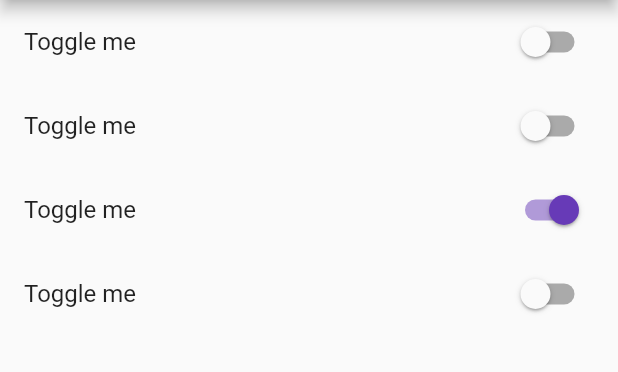
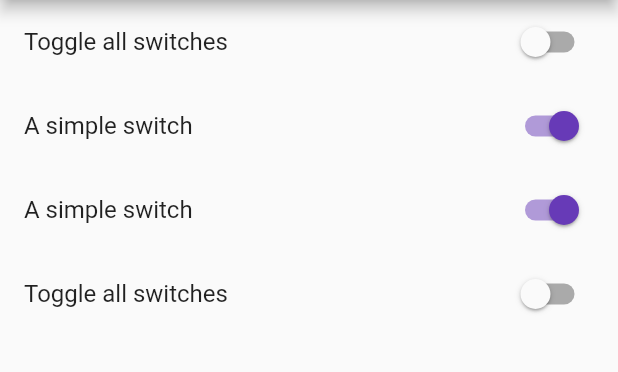
Before and after one commit to Neamar/turn_me_on, a Flutter app: the screen it shows after launch, on a phone screen of 412 x 824 dp, the part 84-456 px from its top. Run offline on Flutter 3.47's test engine with Material 2 defaults, Android fonts, the phone set to English and light mode, and no system bars.

Commit message:
Implement logic for SWITCH_ALL and TOGGLE

```diff
--- a/lib/main.dart
+++ b/lib/main.dart
@@ -15,7 +15,7 @@ class MyApp extends StatelessWidget {
         appBar: AppBar(
           title: Text("Turn me on"),
         ),
-        body: Level(toggles: 'TTTT', initialState: '0010'),
+        body: Level(toggles: '∀TT∀', initialState: '0110'),
       ),
     );
   }
@@ -52,7 +52,9 @@ class _LevelState extends State<Level> {
   }
 
   String _switchToggleInState(int toggleIndex, String state) {
-    return state.substring(0, toggleIndex) + _switch(state[toggleIndex]) + state.substring(toggleIndex + 1);
+    return state.substring(0, toggleIndex) +
+        _switch(state[toggleIndex]) +
+        state.substring(toggleIndex + 1);
   }
 
   void _pressToggle(int toggleIndex) {
@@ -61,11 +63,31 @@ class _LevelState extends State<Level> {
       String toggleType = toggles[toggleIndex];
       if (toggleType == TOGGLE) {
         newState = _switchToggleInState(toggleIndex, newState);
+      } else if (toggleType == SWITCH_ALL) {
+        for(int i = 0; i < _currentState.length; i++) {
+          newState = _switchToggleInState(i, newState);
+        }
       }
-
       print("New States is " + newState);
       _currentState = newState;
     });
+  }
+
+  String getTitle(String toggleType) {
+    if(toggleType == TOGGLE) {
+      return 'A simple switch';
+    }
+    else if(toggleType == SWITCH_ALL) {
+      return 'Toggle all switches';
+    }
+    else if(toggleType == SWITCH_AROUND) {
+      return 'Toggle me and both switches around me';
+    }
+    else if(toggleType == SWITCH_EXTREMES) {
+      return 'Toggle me, and the first and last switches';
+    }
+
+    return 'An unknown toggle';
   }
 
   @override
@@ -74,7 +96,7 @@ class _LevelState extends State<Level> {
         itemCount: _currentState.length,
         itemBuilder: (BuildContext context, int index) {
           return SwitchListTile(
-            title: const Text('Toggle me'),
+            title: Text(getTitle(toggles[index])),
             onChanged: (bool value) {
               print("A toggle was pressed");
               _pressToggle(index);
```
